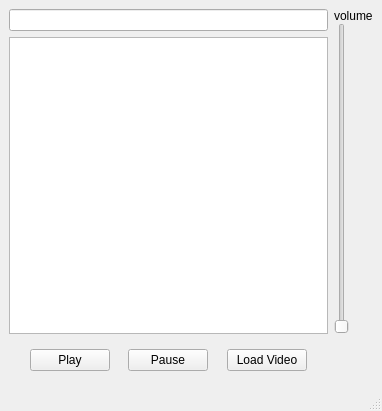
Hyper-Linking-Video/Video-player, file Video_player/mainwindow.ui: the form before one commit.
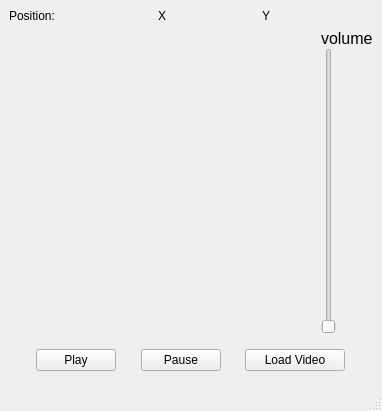
The form after the commit.

Commit message: mouse label

Diff of the .ui file:
```diff
--- a/Video_player/mainwindow.ui
+++ b/Video_player/mainwindow.ui
@@ -10,26 +10,39 @@
     <height>411</height>
    </rect>
   </property>
+  <property name="sizePolicy">
+   <sizepolicy hsizetype="Fixed" vsizetype="Preferred">
+    <horstretch>0</horstretch>
+    <verstretch>0</verstretch>
+   </sizepolicy>
+  </property>
   <property name="windowTitle">
    <string>MainWindow</string>
   </property>
   <widget class="QWidget" name="centralwidget">
    <layout class="QGridLayout" name="gridLayout">
-    <item row="0" column="0">
+    <item row="1" column="0">
      <layout class="QHBoxLayout" name="horizontalLayout_3">
       <item>
        <layout class="QVBoxLayout" name="verticalLayout_7">
         <item>
-         <widget class="QLineEdit" name="lineEdit"/>
-        </item>
-        <item>
-         <widget class="QListWidget" name="listWidget"/>
+         <widget class="QLabel" name="label_4">
+          <property name="sizePolicy">
+           <sizepolicy hsizetype="Expanding" vsizetype="Preferred">
+            <horstretch>0</horstretch>
+            <verstretch>0</verstretch>
+           </sizepolicy>
+          </property>
+          <property name="text">
+           <string/>
+          </property>
+         </widget>
         </item>
        </layout>
       </item>
      </layout>
     </item>
-    <item row="2" column="0">
+    <item row="3" column="0" colspan="2">
      <widget class="QWidget" name="widget" native="true">
       <property name="maximumSize">
        <size>
@@ -93,6 +106,18 @@
        </item>
        <item>
         <widget class="QPushButton" name="LoadVideoButton">
+         <property name="sizePolicy">
+          <sizepolicy hsizetype="Fixed" vsizetype="Fixed">
+           <horstretch>0</horstretch>
+           <verstretch>0</verstretch>
+          </sizepolicy>
+         </property>
+         <property name="minimumSize">
+          <size>
+           <width>100</width>
+           <height>0</height>
+          </size>
+         </property>
          <property name="text">
           <string>Load Video</string>
          </property>
@@ -114,13 +139,18 @@
       </layout>
      </widget>
     </item>
-    <item row="0" column="1">
+    <item row="1" column="1">
      <layout class="QVBoxLayout" name="verticalLayout_8">
       <property name="spacing">
        <number>0</number>
       </property>
       <item>
        <widget class="QLabel" name="label">
+        <property name="font">
+         <font>
+          <pointsize>12</pointsize>
+         </font>
+        </property>
         <property name="text">
          <string>volume</string>
         </property>
@@ -128,6 +158,12 @@
       </item>
       <item>
        <widget class="QSlider" name="verticalSlider">
+        <property name="sizePolicy">
+         <sizepolicy hsizetype="Fixed" vsizetype="Expanding">
+          <horstretch>0</horstretch>
+          <verstretch>0</verstretch>
+         </sizepolicy>
+        </property>
         <property name="layoutDirection">
          <enum>Qt::LeftToRight</enum>
         </property>
@@ -141,6 +177,37 @@
       </item>
      </layout>
     </item>
+    <item row="0" column="0">
+     <layout class="QHBoxLayout" name="horizontalLayout_4">
+      <item>
+       <widget class="QLabel" name="label_statue">
+        <property name="text">
+         <string>Position:</string>
+        </property>
+       </widget>
+      </item>
+      <item>
+       <widget class="QLabel" name="label_Y">
+        <property name="text">
+         <string>X</string>
+        </property>
+        <property name="alignment">
+         <set>Qt::AlignCenter</set>
+        </property>
+       </widget>
+      </item>
+      <item>
+       <widget class="QLabel" name="label_X">
+        <property name="text">
+         <string>Y</string>
+        </property>
+        <property name="alignment">
+         <set>Qt::AlignCenter</set>
+        </property>
+       </widget>
+      </item>
+     </layout>
+    </item>
    </layout>
   </widget>
   <widget class="QMenuBar" name="menubar">
```
Left out of the diff: 3 changed lines with no effect on the pictures. The commit also changes 4 other files.
